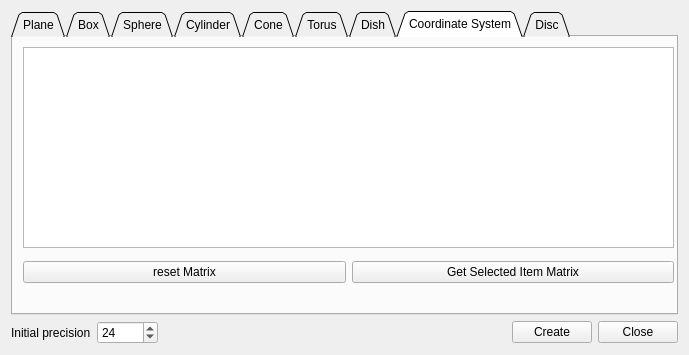
Before: the Qt Designer form eCV/ui_templates/primitiveFactoryDlg.ui in Asher-1/ACloudViewer, drawn with Qt 5.
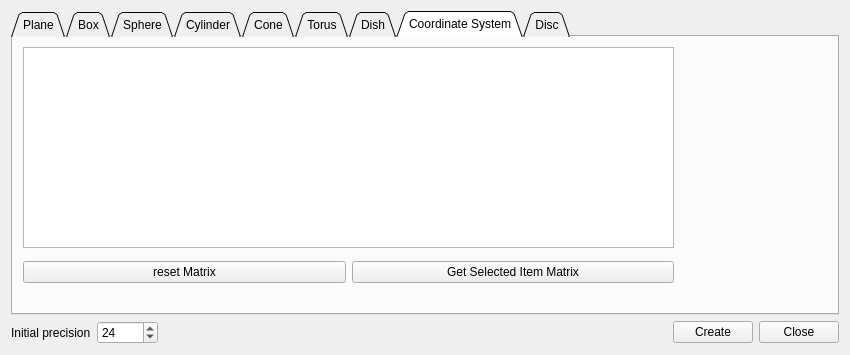
After: the same form once the commit is applied. Icons and pictures are not drawn.

What changed in the file:
```diff
--- a/eCV/ui_templates/primitiveFactoryDlg.ui
+++ b/eCV/ui_templates/primitiveFactoryDlg.ui
@@ -6,7 +6,7 @@
    <rect>
     <x>0</x>
     <y>0</y>
-    <width>689</width>
+    <width>850</width>
     <height>355</height>
    </rect>
   </property>
```
